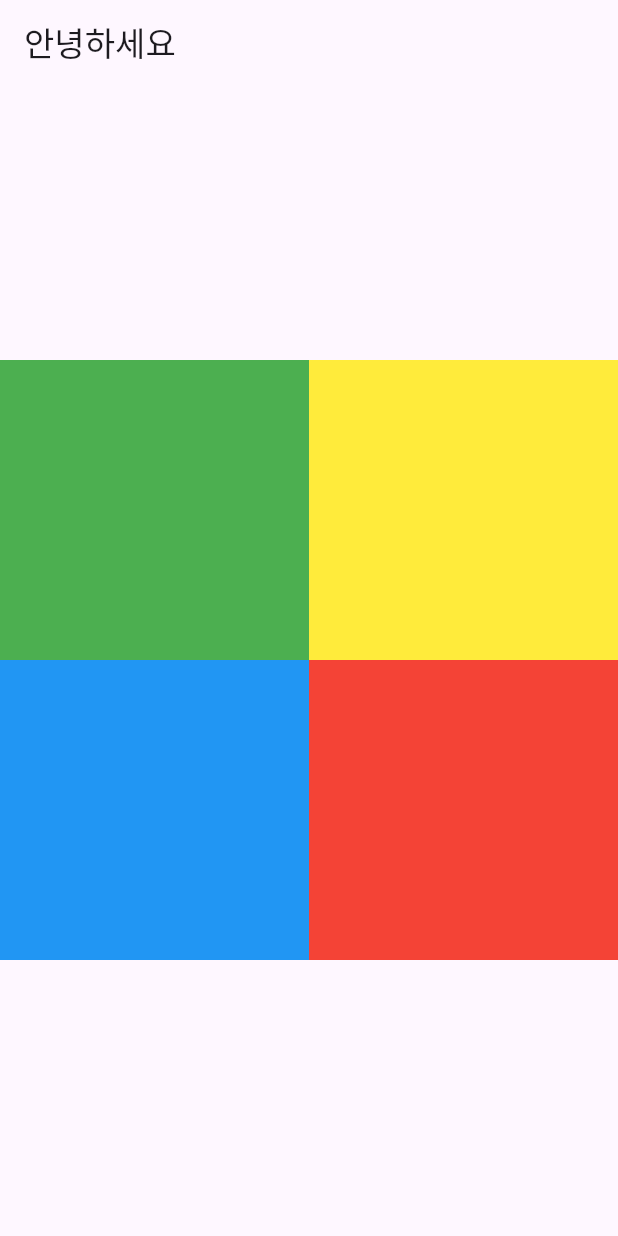
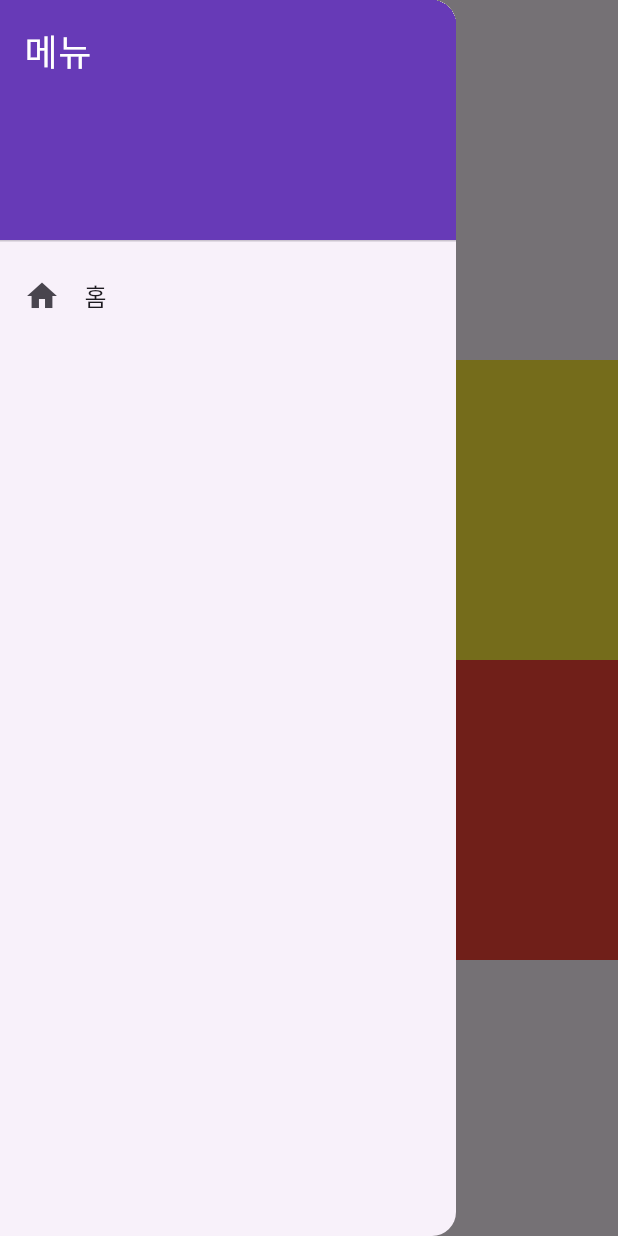
Before and after one commit to kny448600/chunjuflutter, a Flutter app: the screen it shows after launch, with the side drawer open (before the commit the screen has no drawer), on a phone screen of 412 x 824 dp. Run offline on Flutter 3.47's test engine with Material 3 defaults, Android fonts, the phone set to English and light mode, and no system bars.

Commit message:
no message

```diff
--- /dev/null
+++ b/lib/drawer.dart
@@ -0,0 +1,36 @@
+import 'package:flutter/material.dart';
+
+
+class MyDrawer extends StatelessWidget {
+  const MyDrawer({super.key});
+
+  @override
+  Widget build(BuildContext context) {
+    return Drawer(
+      child: ListView(
+        padding: EdgeInsets.zero,
+        children: [
+          const DrawerHeader(
+            decoration: BoxDecoration(
+              color: Colors.deepPurple
+            ),
+            child: Text(
+            '메뉴',
+                style: TextStyle(
+                color: Colors.white,
+                fontSize: 24
+            ),
+            ),
+          ),
+          ListTile(
+            leading: const Icon(Icons.home),
+            title: const Text("홈"),
+            onTap: () {,
+              Navigator.pop(context);
+            },
+          )
+        ],
+      ),
+    );
+  }
+}
--- a/lib/main.dart
+++ b/lib/main.dart
@@ -1,4 +1,6 @@
 import 'package:flutter/material.dart';
+
+import 'drawer.dart';
 
 void main() {
   runApp(const MyApp());
@@ -34,6 +36,7 @@ class _MyHomePageState extends State<MyHomePage> {
       appBar: AppBar(
           title: const Text("안녕하세요")
       ),
+      drawer: const MyDrawer(),
       body: Container(
         alignment: Alignment.center,
         child: Column(
```
